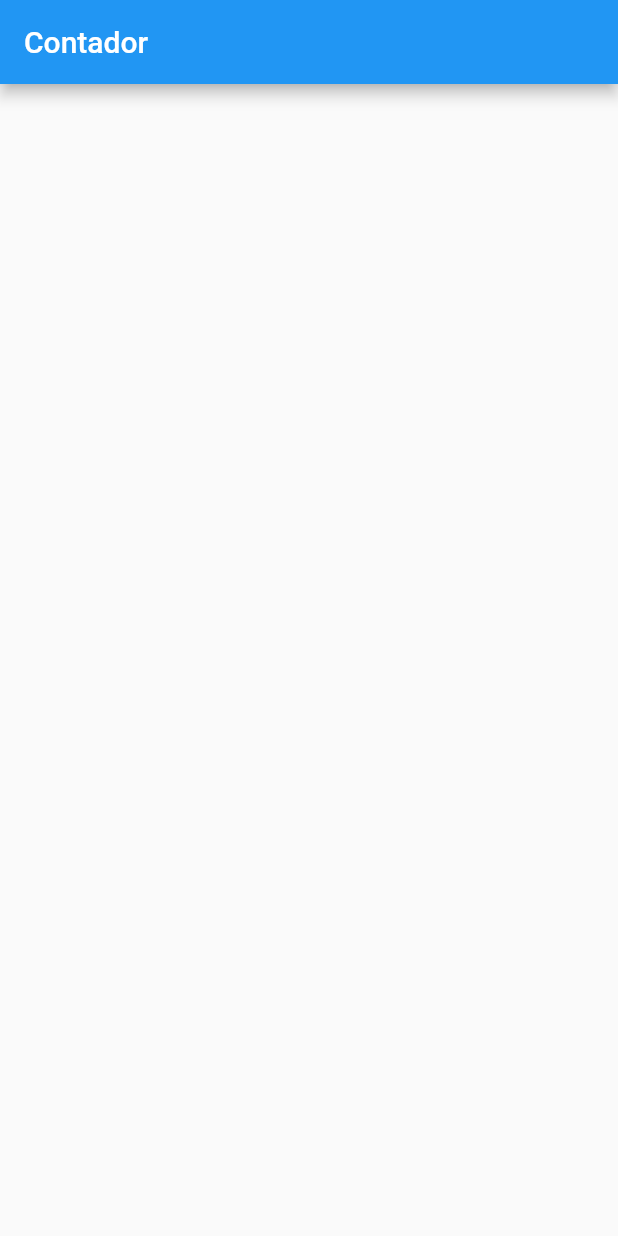
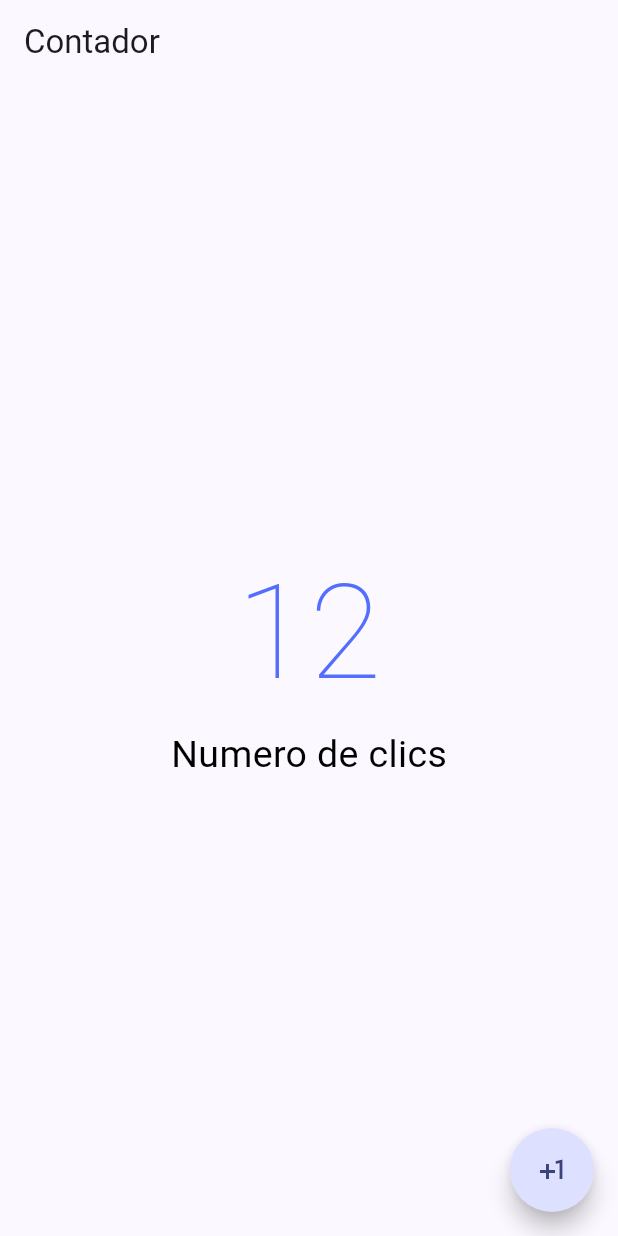
Before and after one commit to iram-t/contador_app, a Flutter app: the screen it shows after launch, on a phone screen of 412 x 824 dp. Run offline on Flutter 3.47's test engine with Material 2 defaults, Android fonts, the phone set to English and light mode, and no system bars.

Commit message:
Clic buttom

```diff
--- a/lib/main.dart
+++ b/lib/main.dart
@@ -9,6 +9,10 @@ class MyApp extends StatelessWidget {
   Widget build(BuildContext context) {
     return MaterialApp(
       title: 'Contador',
+      theme: ThemeData(
+        useMaterial3: true,
+        colorSchemeSeed: Colors.indigoAccent,
+      ),
       home: CounterScreen(),
     );
   }
--- a/lib/pages/counter_screen.dart
+++ b/lib/pages/counter_screen.dart
@@ -13,8 +13,42 @@ class _CounterScreenState extends State<CounterScreen> {
   Widget build(BuildContext context) {
     return Scaffold(
       appBar: AppBar(
-        title: Text('Contador'),
+        title: const Text('Contador'),
       ),
+      body: const Center(
+        child: Column(
+          mainAxisAlignment: MainAxisAlignment.center,
+          children: [
+            Text(
+              '12',
+              style: TextStyle(
+                fontSize: 88,
+                fontWeight: FontWeight.w200,
+                color: Colors.indigoAccent,
+              ),
+            ),
+            Text(
+              'Numero de clics',
+              style: TextStyle(
+                fontSize: 25,
+                color: Colors.black,
+              ),
+            ),
+          ],
+        ),
+      ),
+      floatingActionButton:
+          Column(
+            mainAxisAlignment: MainAxisAlignment.end,
+          children: [
+        FloatingActionButton(
+          shape: StadiumBorder(),
+          onPressed: () {},
+          child: Icon(
+            Icons.plus_one,
+          ),
+        ),
+      ]),
     );
   }
 }
```
